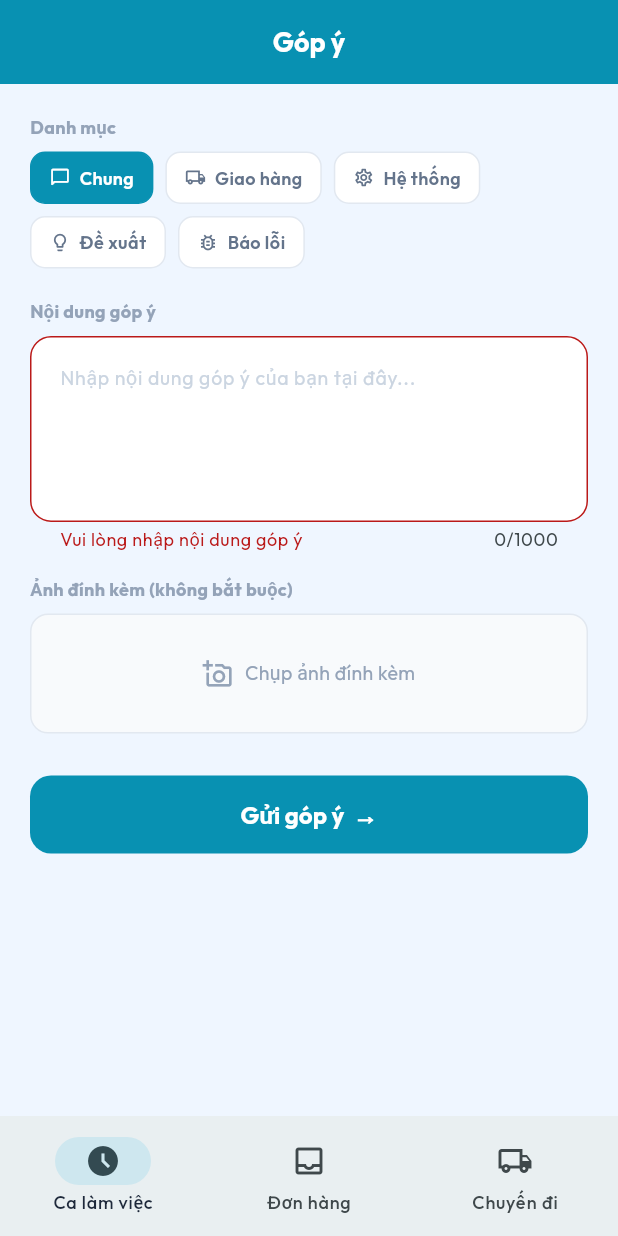
After one commit to ikalabcas-netizen/adc-delivery-system, a Flutter app: the FeedbackScreen screen opened by its route, after a tap on an icon or button, on a phone screen of 412 x 824 dp. The commit adds this screen. Run offline on Flutter 3.47's test engine with Material 3 defaults, Android fonts, the phone set to English and light mode, and no system bars; our stand-ins replace flutter_riverpod, geolocator, go_router, google_fonts, google_sign_in, image_picker and 1 more; accounts and stored records are empty.

Commit message:
feat(mobile+edge): Pha 3-5 complete - FeedbackScreen, PaymentHistoryScreen, extra_fee UI, DailyReviewPopup, nightly-reviews + analyze-performance Edge Functions

```diff
--- a/apps/mobile_app/lib/features/auth/login_screen.dart
+++ b/apps/mobile_app/lib/features/auth/login_screen.dart
@@ -1,5 +1,4 @@
 import 'package:flutter/material.dart';
-import 'package:go_router/go_router.dart';
 import 'package:supabase_flutter/supabase_flutter.dart';
 import 'package:google_sign_in/google_sign_in.dart';
 
--- /dev/null
+++ b/apps/mobile_app/lib/features/feedback/feedback_screen.dart
@@ -0,0 +1,253 @@
+import 'dart:io';
+import 'package:flutter/material.dart';
+import 'package:image_picker/image_picker.dart';
+import 'package:supabase_flutter/supabase_flutter.dart';
+import 'package:google_fonts/google_fonts.dart';
+
+/// FeedbackScreen — Góp ý từ mobile giao nhận
+/// Category options match the DB constraint on feedbacks.category
+class FeedbackScreen extends StatefulWidget {
+  const FeedbackScreen({super.key});
+
+  @override
+  State<FeedbackScreen> createState() => _FeedbackScreenState();
+}
+
+class _FeedbackScreenState extends State<FeedbackScreen> {
+  final _formKey    = GlobalKey<FormState>();
+  final _contentCtrl = TextEditingController();
+  String _category  = 'general';
+  File?  _photo;
+  bool   _submitting = false;
+  bool   _submitted  = false;
+
+  static const _categories = [
+    ('general',    'Chung',        Icons.chat_bubble_outline_rounded),
+    ('delivery',   'Giao hàng',    Icons.local_shipping_outlined),
+    ('system',     'Hệ thống',     Icons.settings_outlined),
+    ('suggestion', 'Đề xuất',      Icons.lightbulb_outline_rounded),
+    ('bug',        'Báo lỗi',      Icons.bug_report_outlined),
+  ];
+
+  @override
+  void dispose() {
+    _contentCtrl.dispose();
+    super.dispose();
+  }
+
+  Future<void> _pickPhoto() async {
+    final picked = await ImagePicker().pickImage(
+      source: ImageSource.camera,
+      imageQuality: 70,
+      maxWidth: 1024,
+    );
+    if (picked != null) setState(() => _photo = File(picked.path));
+  }
+
+  Future<void> _submit() async {
+    if (!_formKey.currentState!.validate()) return;
+    setState(() => _submitting = true);
+
+    try {
+      final uid = Supabase.instance.client.auth.currentUser?.id;
+      String? photoUrl;
+
+      // Upload photo if provided
+      if (_photo != null && uid != null) {
+        final stamp = DateTime.now().millisecondsSinceEpoch;
+        final path  = '$uid/feedback_$stamp.jpg';
+        final bytes = await _photo!.readAsBytes();
+        await Supabase.instance.client.storage
+            .from('feedback-photos')
+            .uploadBinary(path, bytes,
+                fileOptions: const FileOptions(upsert: true, contentType: 'image/jpeg'));
+        photoUrl = Supabase.instance.client.storage
+            .from('feedback-photos')
+            .getPublicUrl(path);
+      }
+
+      await Supabase.instance.client.from('feedbacks').insert({
+        'user_id':   uid,
+        'content':   _contentCtrl.text.trim(),
+        'category':  _category,
+        'photo_url': photoUrl,
+        'source':    'mobile',
+      });
+
+      if (mounted) setState(() { _submitted = true; _submitting = false; });
+    } catch (e) {
+      if (mounted) {
+        setState(() => _submitting = false);
+        ScaffoldMessenger.of(context).showSnackBar(
+          SnackBar(content: Text('Lỗi: $e'), backgroundColor: Colors.red),
+        );
+      }
+    }
+  }
+
+  @override
+  Widget build(BuildContext context) {
+    return Scaffold(
+      backgroundColor: const Color(0xFFEFF6FF),
+      appBar: AppBar(
+        title: Text('Góp ý', style: GoogleFonts.outfit(fontWeight: FontWeight.w700)),
+        backgroundColor: const Color(0xFF0891B2),
+        foregroundColor: Colors.white,
+      ),
+      body: _submitted ? _buildSuccess() : _buildForm(),
+    );
+  }
+
+  Widget _buildSuccess() {
+    return Center(
+      child: Padding(
+        padding: const EdgeInsets.all(32),
+        child: Column(
+          mainAxisSize: MainAxisSize.min,
+          children: [
+            Container(
+              width: 72, height: 72,
+              decoration: BoxDecoration(color: const Color(0xFFDCFCE7), borderRadius: BorderRadius.circular(20)),
+              child: const Icon(Icons.check_circle_rounded, size: 40, color: Color(0xFF059669)),
+            ),
+            const SizedBox(height: 20),
+            Text('Cảm ơn bạn!', style: GoogleFonts.outfit(fontSize: 20, fontWeight: FontWeight.w700, color: const Color(0xFF0F172A))),
+            const SizedBox(height: 8),
+            const Text(
+              'Góp ý của bạn đã được gửi đến quản lý.\nChúng tôi sẽ xem xét và cải thiện hệ thống.',
+              style: TextStyle(fontSize: 13, color: Color(0xFF64748B), height: 1.5),
+              textAlign: TextAlign.center,
+            ),
+            const SizedBox(height: 24),
+            SizedBox(
+              width: double.infinity,
+              child: OutlinedButton(
+                onPressed: () => Navigator.of(context).pop(),
+                style: OutlinedButton.styleFrom(
+                  padding: const EdgeInsets.symmetric(vertical: 14),
+                  shape: RoundedRectangleBorder(borderRadius: BorderRadius.circular(12)),
+                  side: const BorderSide(color: Color(0xFF0891B2)),
+                ),
+                child: Text('Quay lại', style: GoogleFonts.outfit(color: const Color(0xFF0891B2), fontWeight: FontWeight.w700)),
+              ),
+            ),
+          ],
+        ),
+      ),
+    );
+  }
+
+  Widget _buildForm() {
+    return SingleChildScrollView(
+      padding: const EdgeInsets.all(20),
+      child: Form(
+        key: _formKey,
+        child: Column(
+          crossAxisAlignment: CrossAxisAlignment.stretch,
+          children: [
+            // ── Category selector ─────────────────────────────
+            Text('Danh mục', style: GoogleFonts.outfit(fontSize: 12, fontWeight: FontWeight.w700, color: const Color(0xFF94A3B8))),
+            const SizedBox(height: 8),
+            Wrap(
+              spacing: 8, runSpacing: 8,
+              children: _categories.map((cat) {
+                final (code, label, icon) = cat;
+                final selected = _category == code;
+                return GestureDetector(
+                  onTap: () => setState(() => _category = code),
+                  child: Container(
+                    padding: const EdgeInsets.symmetric(horizontal: 12, vertical: 8),
+                    decoration: BoxDecoration(
+                      color: selected ? const Color(0xFF0891B2) : Colors.white,
+                      borderRadius: BorderRadius.circular(10),
+                      border: Border.all(color: selected ? const Color(0xFF0891B2) : const Color(0xFFE2E8F0)),
+                    ),
+                    child: Row(mainAxisSize: MainAxisSize.min, children: [
+                      Icon(icon, size: 14, color: selected ? Colors.white : const Color(0xFF64748B)),
+                      const SizedBox(width: 6),
+                      Text(label, style: TextStyle(
+                        fontSize: 12, fontWeight: FontWeight.w600,
+                        color: selected ? Colors.white : const Color(0xFF64748B),
+                      )),
+                    ]),
+                  ),
+                );
+              }).toList(),
+            ),
+            const SizedBox(height: 20),
+
+            // ── Content textarea ──────────────────────────────
+            Text('Nội dung góp ý', style: GoogleFonts.outfit(fontSize: 12, fontWeight: FontWeight.w700, color: const Color(0xFF94A3B8))),
+            const SizedBox(height: 8),
+            TextFormField(
+              controller: _contentCtrl,
+              maxLines: 5,
+              minLines: 4,
+              maxLength: 1000,
+              decoration: InputDecoration(
+                hintText: 'Nhập nội dung góp ý của bạn tại đây...',
+                hintStyle: const TextStyle(color: Color(0xFFCBD5E1), fontSize: 13),
+                filled: true,
+                fillColor: Colors.white,
+                border: OutlineInputBorder(borderRadius: BorderRadius.circular(14), borderSide: const BorderSide(color: Color(0xFFE2E8F0))),
+                focusedBorder: OutlineInputBorder(borderRadius: BorderRadius.circular(14), borderSide: const BorderSide(color: Color(0xFF0891B2), width: 2)),
+                enabledBorder: OutlineInputBorder(borderRadius: BorderRadius.circular(14), borderSide: const BorderSide(color: Color(0xFFE2E8F0))),
+              ),
+              validator: (val) {
+                if (val == null || val.trim().isEmpty) return 'Vui lòng nhập nội dung góp ý';
+                if (val.trim().length < 10) return 'Nội dung phải có ít nhất 10 ký tự';
+                return null;
+              },
+            ),
+            const SizedBox(height: 16),
+
+            // ── Optional photo ────────────────────────────────
+            Text('Ảnh đính kèm (không bắt buộc)', style: GoogleFonts.outfit(fontSize: 12, fontWeight: FontWeight.w700, color: const Color(0xFF94A3B8))),
+            const SizedBox(height: 8),
+            GestureDetector(
+              onTap: _pickPhoto,
+              child: Container(
+                height: _photo == null ? 80 : 160,
+                decoration: BoxDecoration(
+                  color: _photo == null ? const Color(0xFFF8FAFC) : null,
+                  borderRadius: BorderRadius.circular(12),
+                  border: Border.all(color: const Color(0xFFE2E8F0)),
+                  image: _photo != null ? DecorationImage(image: FileImage(_photo!), fit: BoxFit.cover) : null,
+                ),
+                child: _photo == null
+                    ? Row(mainAxisAlignment: MainAxisAlignment.center, children: [
+                        const Icon(Icons.add_a_photo_outlined, size: 20, color: Color(0xFF94A3B8)),
+                        const SizedBox(width: 8),
+                        Text('Chụp ảnh đính kèm', style: TextStyle(color: const Color(0xFF94A3B8), fontSize: 13)),
+                      ])
+                    : Align(
+                        alignment: Alignment.topRight,
+                        child: GestureDetector(
+                          onTap: () => setState(() => _photo = null),
+                          child: Container(margin: const EdgeInsets.all(8), padding: const EdgeInsets.all(4),
+                            decoration: BoxDecoration(color: Colors.black54, borderRadius: BorderRadius.circular(6)),
+                            child: const Icon(Icons.close, color: Colors.white, size: 16)),
+                        ),
+                      ),
+              ),
+            ),
+            const SizedBox(height: 28),
+
+            // ── Submit ────────────────────────────────────────
+            FilledButton(
+              onPressed: _submitting ? null : _submit,
+              style: FilledButton.styleFrom(
+                backgroundColor: const Color(0xFF0891B2),
+                padding: const EdgeInsets.symmetric(vertical: 15),
+                shape: RoundedRectangleBorder(borderRadius: BorderRadius.circular(14)),
+              ),
+              child: _submitting
+                  ? const SizedBox(width: 20, height: 20, child: CircularProgressIndicator(strokeWidth: 2, color: Colors.white))
+                  : Text('Gửi góp ý  →', style: GoogleFonts.outfit(fontSize: 16, fontWeight: FontWeight.w700)),
+            ),
+          ],
+        ),
+      ),
+    );
+  }
+}
--- a/apps/mobile_app/lib/features/shell/app_shell.dart
+++ b/apps/mobile_app/lib/features/shell/app_shell.dart
@@ -2,6 +2,7 @@ import 'dart:async';
 import 'package:flutter/material.dart';
 import 'package:go_router/go_router.dart';
 import 'package:supabase_flutter/supabase_flutter.dart';
+import '../shifts/daily_review_popup.dart';
 
 /// Bottom navigation shell
 /// Tab order (bên trái → phải): Ca làm việc | Đơn hàng | Chuyến đi
@@ -42,6 +43,10 @@ class _AppShellState extends State<AppShell> {
         .maybeSingle();
     if (mounted) {
       setState(() => _shiftStatus = row?['shift_status'] as String?);
+      // Check for unread daily review popup (1s delay so UI settles)
+      Future.delayed(const Duration(seconds: 1), () {
+        if (mounted) DailyReviewPopup.checkAndShow(context);
+      });
     }
   }
 
```
Also changed, not shown: apps/mobile_app/lib/core/router.dart (+4 -4 lines), apps/mobile_app/lib/features/payments/payment_history_screen.dart (added, +227 -0 lines), apps/mobile_app/lib/features/shifts/daily_review_popup.dart (added, +157 -0 lines), apps/mobile_app/lib/features/trips/trip_orders_screen.dart (+70 -1 lines).
